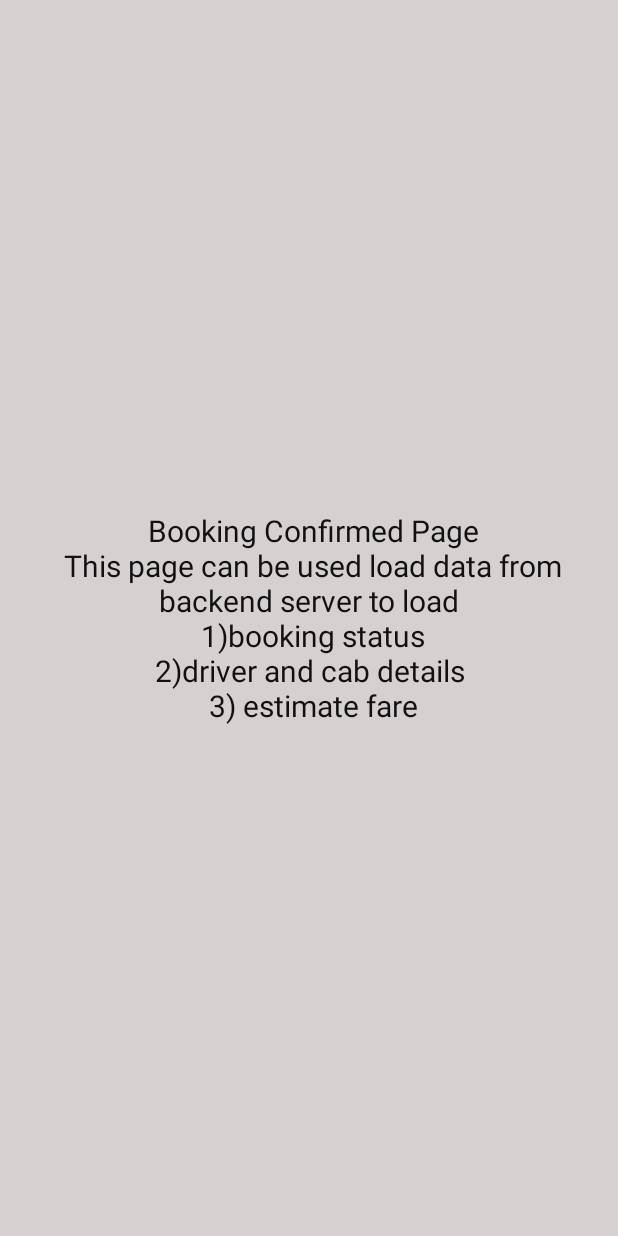
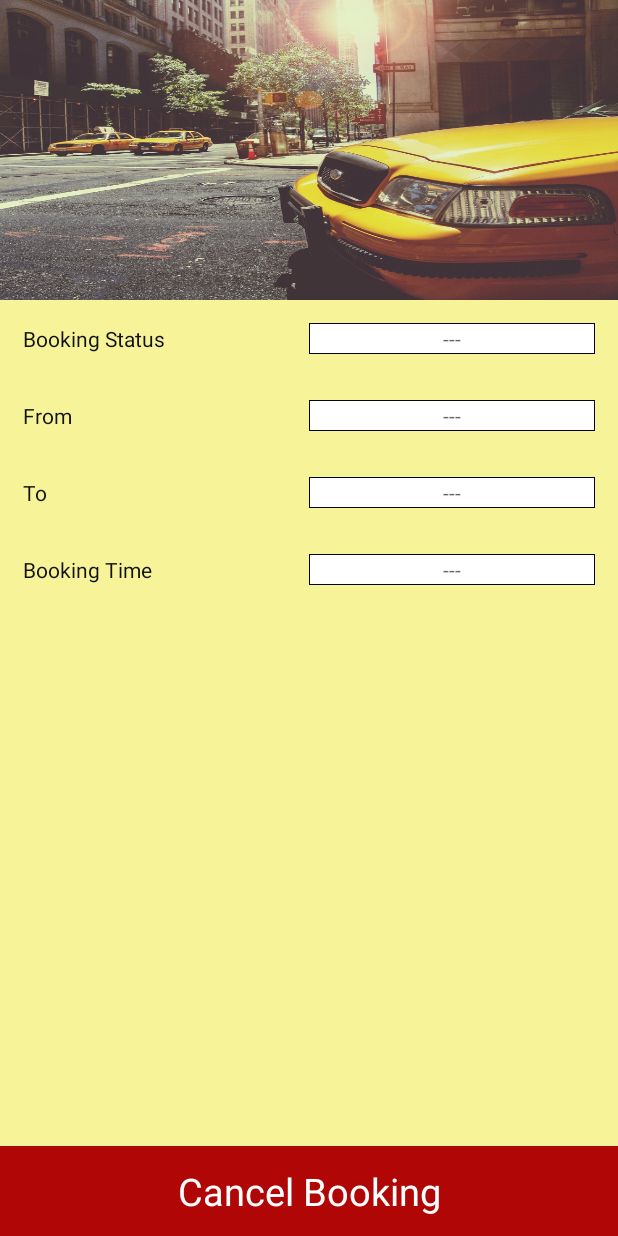
Before and after one commit to Gaurav-Upadhyay/GrvCabs-AndroidApplication, an Android app: the Booking screen opened directly, with no data from a screen before it, on a phone screen of 412 x 824 dp. Run offline under Robolectric (Android 15) with nearby library versions, the light colour scheme and no system bars; our stand-ins replace Volley; network calls fail; 1 statement that could not run was skipped.

Commit message:
only create bookings left

```diff
--- a/app/src/main/AndroidManifest.xml
+++ b/app/src/main/AndroidManifest.xml
@@ -3,7 +3,7 @@
     package="com.grv.grvcabs">
 
     <uses-permission android:name="android.permission.VIBRATE" />
-    <uses-permission android:name="android.permission.INTERNET"></uses-permission>
+    <uses-permission android:name="android.permission.INTERNET" />
 
     <application
         android:allowBackup="true"
@@ -36,8 +36,8 @@
             android:name=".MainPage"
             android:screenOrientation="portrait" />
         <activity android:name=".Booking" />
-        <activity android:name=".MyProfile" />
-        <activity android:name=".Settings"></activity>
+        <activity android:name=".Settings" />
+        <activity android:name=".Feedback"></activity>
     </application>
 
 </manifest>
--- a/app/src/main/java/com/grv/grvcabs/Booking.java
+++ b/app/src/main/java/com/grv/grvcabs/Booking.java
@@ -1,16 +1,131 @@
 package com.grv.grvcabs;
 
+import android.app.ProgressDialog;
+import android.content.SharedPreferences;
 import android.nfc.Tag;
 import android.support.v7.app.AppCompatActivity;
 import android.os.Bundle;
 import android.util.Log;
+import android.view.View;
+import android.widget.Button;
+import android.widget.EditText;
+import android.widget.TextView;
+import android.widget.Toast;
+
+import com.android.volley.Request;
+import com.android.volley.RequestQueue;
+import com.android.volley.Response;
+import com.android.volley.VolleyError;
+import com.android.volley.toolbox.StringRequest;
+import com.android.volley.toolbox.Volley;
+
+import org.json.JSONArray;
+import org.json.JSONException;
+import org.json.JSONObject;
+
 
 public class Booking extends AppCompatActivity {
 
+    public static final String MY_PREFS_NAME = "MyPrefsFile";
+
+    public static final String DATA_URL = "http://gov.net16.net/GrvCabs/getBooking.php?id=";
+    public static final String DATA_URL2 = "http://gov.net16.net/GrvCabs/deleteBooking.php?id=";
+    public static final String KEY_FROM = "from";
+    public static final String KEY_TO = "to";
+    public static final String KEY_TIME_BOOKING = "time";
+    public static final String KEY_STATUS = "status";
+    public static final String JSON_ARRAY = "result";
+
+    private ProgressDialog loading;
+
+    TextView tv_status;
+    TextView tv_from;
+    TextView tv_to;
+    TextView tv_time;
+    String contact;
+
+    private void getData() {
+
+        loading = ProgressDialog.show(this, "Please wait...", "Fetching...", false, false);
+        StringRequest stringRequest = new StringRequest(Request.Method.GET, DATA_URL + contact.trim(), new Response.Listener<String>() {
+            @Override
+            public void onResponse(String response) {
+                loading.dismiss();
+                showJSON(response);
+            }
+        },
+                new Response.ErrorListener() {
+                    @Override
+                    public void onErrorResponse(VolleyError error) {
+                        Toast.makeText(Booking.this, error.getMessage().toString(), Toast.LENGTH_LONG).show();
+                    }
+                });
+
+        RequestQueue requestQueue = Volley.newRequestQueue(this);
+        requestQueue.add(stringRequest);
+    }
+
+    private void showJSON(String response) {
+        String from = "";
+        String to = "";
+        String time = "";
+        String status = "";
+
+        try {
+            JSONObject jsonObject = new JSONObject(response);
+            JSONArray result = jsonObject.getJSONArray(JSON_ARRAY);
+            JSONObject bookingData = result.getJSONObject(0);
+            from = bookingData.getString(KEY_FROM);
+            to = bookingData.getString(KEY_TO);
+            time = bookingData.getString(KEY_TIME_BOOKING);
+            status = bookingData.getString(KEY_STATUS);
+
+        } catch (JSONException e) {
+            e.printStackTrace();
+        }
+        tv_time.setText(time);
+        tv_status.setText(status);
+        tv_to.setText(to);
+        tv_from.setText(from);
+    }
+
+    public void deleteData(View view) {
+
+        loading = ProgressDialog.show(this, "Please wait...", "Fetching...", false, false);
+        StringRequest stringRequest2 = new StringRequest(Request.Method.GET,DATA_URL2 + contact.trim(), new Response.Listener<String>() {
+            @Override
+            public void onResponse(String response) {
+                loading.dismiss();
+                Toast.makeText(getBaseContext(), "Booking Canceled", Toast.LENGTH_LONG).show();
+                finish();
+            }
+        },
+                new Response.ErrorListener() {
+                    @Override
+                    public void onErrorResponse(VolleyError error) {
+                        Toast.makeText(Booking.this, error.getMessage().toString(), Toast.LENGTH_LONG).show();
+                    }
+                });
+        RequestQueue requestQueue2 = Volley.newRequestQueue(this);
+        requestQueue2.add(stringRequest2);
+    }
+
+
+
     @Override
     protected void onCreate(Bundle savedInstanceState) {
-        Log.d("1","1");
         super.onCreate(savedInstanceState);
         setContentView(R.layout.activity_booking);
+
+        tv_status = (TextView) findViewById(R.id.tv_status);
+        tv_from = (TextView) findViewById(R.id.tv_from);
+        tv_to = (TextView) findViewById(R.id.tv_to);
+        tv_time = (TextView) findViewById(R.id.tv_time);
+
+
+        SharedPreferences sd = getSharedPreferences(MY_PREFS_NAME, MODE_PRIVATE);
+        contact = sd.getString("number", "");
+
+        getData();
     }
 }
--- /dev/null
+++ b/app/src/main/res/drawable/frame.xml
@@ -0,0 +1,19 @@
+<?xml version="1.0" encoding="utf-8"?>
+<shape xmlns:android="http://schemas.android.com/apk/res/android"
+    android:layout_width="match_parent"
+    android:layout_height="wrap_content">
+
+    <stroke
+        android:width="0.1dp"
+        android:color="#060606" />
+
+    <padding
+        android:bottom="1dp"
+        android:left="1dp"
+        android:right="1dp"
+        android:top="1dp" />
+    <solid android:color="#ffffff" />
+
+
+
+</shape>
--- a/app/src/main/res/layout/activity_booking.xml
+++ b/app/src/main/res/layout/activity_booking.xml
@@ -3,18 +3,143 @@
     xmlns:tools="http://schemas.android.com/tools"
     android:layout_width="match_parent"
     android:layout_height="match_parent"
-    android:paddingBottom="@dimen/activity_vertical_margin"
-    android:background="#d6d0d0"
-    android:paddingLeft="@dimen/activity_horizontal_margin"
-    android:paddingRight="@dimen/activity_horizontal_margin"
-    android:paddingTop="@dimen/activity_vertical_margin"
+    android:background="#66f1e905"
+    android:orientation="vertical"
     tools:context="com.grv.grvcabs.Booking">
-    <TextView
-        android:gravity="center"
+
+    <ImageView
+        android:id="@+id/image"
         android:layout_width="match_parent"
-        android:textColor="#111111"
-        android:textSize="20sp"
-        android:text=" Booking Confirmed Page\n This page can be used load data from backend server to load\n 1)booking status\n2)driver and cab details\n 3) estimate fare"
-        android:layout_height="match_parent" />
+        android:layout_height="200dp"
+        android:layout_alignParentTop="true"
+        android:background="@drawable/taxi2" />
+
+    <LinearLayout
+        android:id="@+id/lt1"
+        android:layout_width="match_parent"
+        android:layout_height="wrap_content"
+        android:layout_below="@+id/image"
+        android:layout_margin="5dp"
+        android:orientation="horizontal"
+        android:padding="10dp">
+
+        <TextView
+            android:layout_width="match_parent"
+            android:layout_height="wrap_content"
+            android:layout_weight="1"
+            android:text="Booking Status"
+            android:textColor="#111111" />
+
+        <TextView
+            android:id="@+id/tv_status"
+            android:layout_width="match_parent"
+            android:layout_height="wrap_content"
+            android:layout_weight="1"
+            android:background="@drawable/frame"
+            android:gravity="center"
+            android:hint="---" />
+    </LinearLayout>
+
+    <LinearLayout
+        android:id="@+id/lt2"
+        android:layout_width="match_parent"
+        android:layout_height="wrap_content"
+        android:layout_below="@+id/lt1"
+        android:layout_margin="5dp"
+        android:orientation="horizontal"
+        android:padding="10dp">
+
+        <TextView
+            android:layout_width="match_parent"
+            android:layout_height="wrap_content"
+            android:layout_weight="1"
+            android:text="From"
+            android:textColor="#111111" />
+
+        <TextView
+            android:id="@+id/tv_from"
+            android:layout_width="match_parent"
+            android:layout_height="wrap_content"
+            android:layout_weight="1"
+            android:background="@drawable/frame"
+            android:gravity="center"
+            android:hint="---" />
+    </LinearLayout>
+
+    <LinearLayout
+        android:id="@+id/lt3"
+        android:layout_width="match_parent"
+        android:layout_height="wrap_content"
+        android:layout_below="@+id/lt2"
+        android:layout_margin="5dp"
+        android:orientation="horizontal"
+        android:padding="10dp">
+
+        <TextView
+            android:layout_width="match_parent"
+            android:layout_height="wrap_content"
+            android:layout_weight="1"
+            android:text="To"
+            android:textColor="#111111" />
+
+        <TextView
+            android:id="@+id/tv_to"
+            android:layout_width="match_parent"
+            android:layout_height="wrap_content"
+            android:layout_weight="1"
+            android:background="@drawable/frame"
+            android:gravity="center"
+            android:hint="---" />
+    </LinearLayout>
+
+    <LinearLayout
+        android:id="@+id/lt4"
+        android:layout_width="match_parent"
+        android:layout_height="wrap_content"
+        android:layout_below="@+id/lt3"
+        android:layout_margin="5dp"
+        android:orientation="horizontal"
+        android:padding="10dp">
+
+        <TextView
+            android:layout_width="match_parent"
+            android:layout_height="wrap_content"
+            android:layout_weight="1"
+            android:text="Booking Time"
+            android:textColor="#111111" />
+
+        <TextView
+            android:id="@+id/tv_time"
+            android:layout_width="match_parent"
+            android:layout_height="wrap_content"
+            android:layout_weight="1"
+            android:background="@drawable/frame"
+            android:gravity="center"
+            android:hint="---" />
+    </LinearLayout>
+
+    <LinearLayout
+
+        android:id="@+id/linearLayout3"
+        android:layout_width="match_parent"
+        android:layout_height="60dp"
+        android:layout_alignParentBottom="true"
+        android:layout_alignParentLeft="true"
+        android:layout_alignParentStart="true"
+        android:background="#b10606">
+
+        <TextView
+            android:layout_width="match_parent"
+            android:layout_height="match_parent"
+            android:layout_weight="1"
+            android:gravity="center"
+            android:onClick="deleteData"
+            android:text="Cancel Booking"
+            android:textColor="#ffffff"
+            android:textSize="25sp" />
+
+
+    </LinearLayout>
+
 
 </RelativeLayout>
--- a/app/src/main/res/layout/activity_main_page.xml
+++ b/app/src/main/res/layout/activity_main_page.xml
@@ -167,7 +167,7 @@
                             android:layout_height="match_parent"
                             android:layout_weight="1"
                             android:gravity="center"
-                            android:onClick="BookNow"
+                            android:onClick="CheckFare"
                             android:text="Check Fare"
                             android:textColor="#ffffff"
                             android:textSize="25sp" />
--- a/build.gradle
+++ b/build.gradle
@@ -5,7 +5,7 @@ buildscript {
         jcenter()
     }
     dependencies {
-        classpath 'com.android.tools.build:gradle:2.1.3'
+        classpath 'com.android.tools.build:gradle:2.2.2'
 
         // NOTE: Do not place your application dependencies here; they belong
         // in the individual module build.gradle files
```
Also changed, not shown: app/src/main/java/com/grv/grvcabs/Feedback.java (added, +89 -0 lines), app/src/main/java/com/grv/grvcabs/Login.java (+5 -2 lines), app/src/main/java/com/grv/grvcabs/MainPage.java (+15 -32 lines), app/src/main/java/com/grv/grvcabs/MyProfile.java (deleted, +0 -24 lines), app/src/main/java/com/grv/grvcabs/Registration.java (+4 -3 lines), app/src/main/res/layout/activity_feedback.xml (added, +106 -0 lines), app/src/main/res/layout/activity_my_profile.xml (deleted, +0 -16 lines), app/src/main/res/menu/nav_items.xml (+9 -13 lines), 667 other files.
